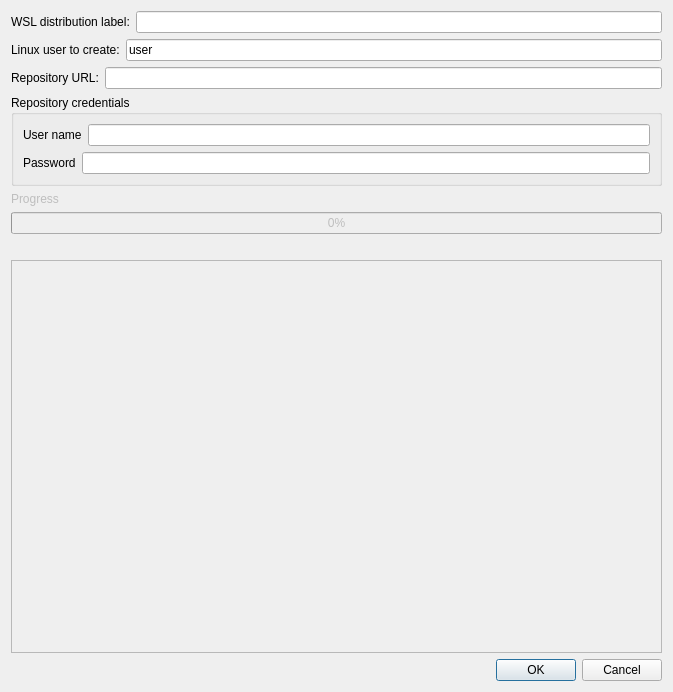
First picture: the form in src/toolkit_gui/iqsetupwsldistributionwizard.ui, repository hkroeger/insightcae, before the edit.
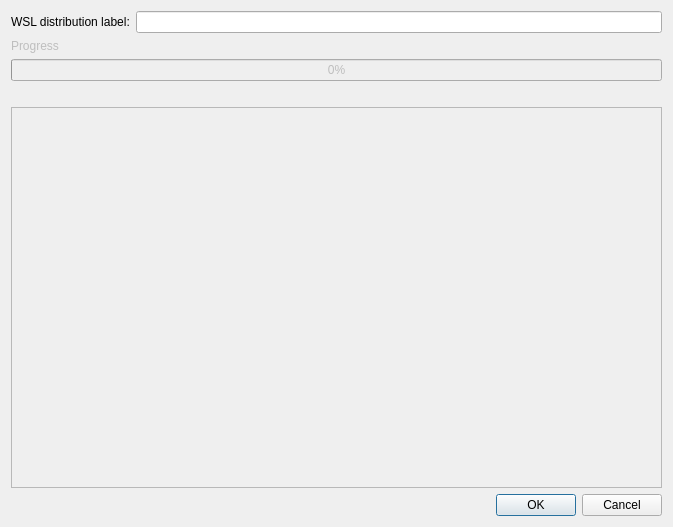
Second picture: the form after the edit.

```diff
--- a/src/toolkit_gui/iqsetupwsldistributionwizard.ui
+++ b/src/toolkit_gui/iqsetupwsldistributionwizard.ui
@@ -7,7 +7,7 @@
     <x>0</x>
     <y>0</y>
     <width>673</width>
-    <height>692</height>
+    <height>527</height>
    </rect>
   </property>
   <property name="windowTitle">
@@ -35,93 +35,6 @@
      </item>
     </layout>
    </item>
-   <item>
-    <layout class="QHBoxLayout" name="horizontalLayout">
-     <item>
-      <widget class="QLabel" name="label">
-       <property name="text">
-        <string>Linux user to create:</string>
-       </property>
-      </widget>
-     </item>
-     <item>
-      <widget class="QLineEdit" name="leWSLUser">
-       <property name="toolTip">
-        <string>This user name can be freely chosen though it must not collide with one of the linux system accounts.</string>
-       </property>
-       <property name="text">
-        <string>user</string>
-       </property>
-      </widget>
-     </item>
-    </layout>
-   </item>
-   <item>
-    <layout class="QHBoxLayout" name="horizontalLayout_4">
-     <item>
-      <widget class="QLabel" name="label_5">
-       <property name="text">
-        <string>Repository URL:</string>
-       </property>
-      </widget>
-     </item>
-     <item>
-      <widget class="QLineEdit" name="leRepoURL">
-       <property name="toolTip">
-        <string>The default should match. Please change this only, if you know what you are doing.</string>
-       </property>
-      </widget>
-     </item>
-    </layout>
-   </item>
-   <item>
-    <widget class="QGroupBox" name="gbCredentials">
-     <property name="title">
-      <string>Repository credentials</string>
-     </property>
-     <layout class="QVBoxLayout" name="verticalLayout">
-      <item>
-       <layout class="QHBoxLayout" name="horizontalLayout_2">
-        <item>
-         <widget class="QLabel" name="label_2">
-          <property name="text">
-           <string>User name</string>
-          </property>
-         </widget>
-        </item>
-        <item>
-         <widget class="QLineEdit" name="leRepoUser">
-          <property name="toolTip">
-           <string>Please enter the credentials which you received.</string>
-          </property>
-          <property name="text">
-           <string/>
-          </property>
-         </widget>
-        </item>
-       </layout>
-      </item>
-      <item>
-       <layout class="QHBoxLayout" name="horizontalLayout_3">
-        <item>
-         <widget class="QLabel" name="label_3">
-          <property name="text">
-           <string>Password</string>
-          </property>
-         </widget>
-        </item>
-        <item>
-         <widget class="QLineEdit" name="leRepoPwd">
-          <property name="toolTip">
-           <string>Please enter the credentials which you received.</string>
-          </property>
-         </widget>
-        </item>
-       </layout>
-      </item>
-     </layout>
-    </widget>
-   </item>
    <item>
     <widget class="QLabel" name="statusLabel">
      <property name="enabled">
```
